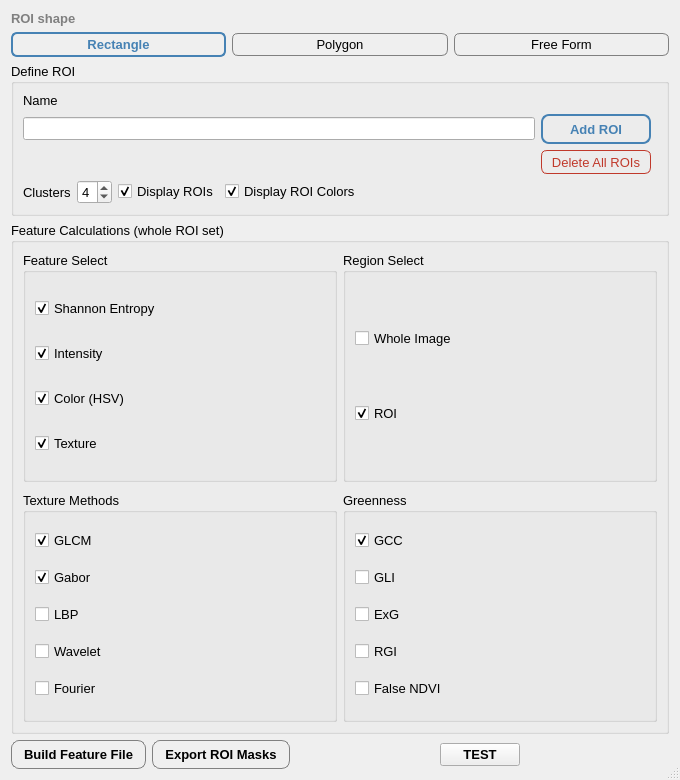
Before: the Qt Designer form src/GRIME_AI/dialogs/color_segmentation/QDialog_ColorSegmentation.ui in GRIME-Lab/GRIME-AI, drawn with Qt 5.
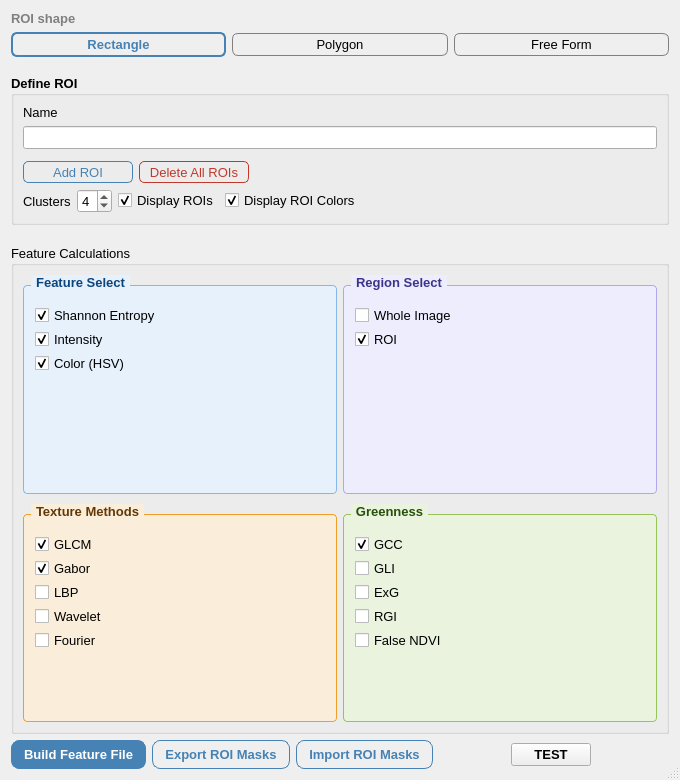
After: the same form once the commit is applied.

Commit message: Color Segmentation: parallel masked export, XLSX output, ROI import

The edit to the form file:
```diff
--- a/src/GRIME_AI/dialogs/color_segmentation/QDialog_ColorSegmentation.ui
+++ b/src/GRIME_AI/dialogs/color_segmentation/QDialog_ColorSegmentation.ui
@@ -5,9 +5,6 @@
   <property name="geometry">
    <rect><x>0</x><y>0</y><width>680</width><height>780</height></rect>
   </property>
-  <property name="minimumSize">
-   <size><width>640</width><height>720</height></size>
-  </property>
   <property name="font">
    <font><family>Arial</family><pointsize>10</pointsize></font>
   </property>
@@ -17,7 +14,7 @@
   <property name="sizeGripEnabled">
    <bool>true</bool>
   </property>
-  <layout class="QVBoxLayout" name="verticalLayout_Main" stretch="0,0,0,1,0">
+  <layout class="QVBoxLayout" name="verticalLayout_Main" stretch="0,0,0,0,0,0,0">
 
    <item>
     <widget class="QLabel" name="label_ShapeHeading">
@@ -59,54 +56,82 @@
     </layout>
    </item>
 
+   <item>
+    <spacer name="verticalSpacer_ShapeToDefineROI">
+     <property name="orientation"><enum>Qt::Vertical</enum></property>
+     <property name="sizeType"><enum>QSizePolicy::Fixed</enum></property>
+     <property name="sizeHint" stdset="0"><size><width>20</width><height>12</height></size></property>
+    </spacer>
+   </item>
+
    <item>
     <widget class="QGroupBox" name="groupBox_DefineROI">
      <property name="title"><string>Define ROI</string></property>
+     <property name="font"><font><weight>75</weight><bold>true</bold></font></property>
      <layout class="QGridLayout" name="gridLayout_ROI">
       <item row="0" column="0">
-       <widget class="QLabel" name="label_roiName_4"><property name="text"><string>Name</string></property></widget>
+       <widget class="QLabel" name="label_roiName_4"><property name="font"><font><weight>50</weight><bold>false</bold></font></property><property name="text"><string>Name</string></property></widget>
       </item>
       <item row="1" column="0">
-       <widget class="QLineEdit" name="lineEdit_roiName"/>
+       <widget class="QLineEdit" name="lineEdit_roiName"><property name="font"><font><weight>50</weight><bold>false</bold></font></property></widget>
       </item>
-      <item row="1" column="1">
+      <item row="2" column="0">
+       <spacer name="verticalSpacer_NameToButtons">
+        <property name="orientation"><enum>Qt::Vertical</enum></property>
+        <property name="sizeType"><enum>QSizePolicy::Fixed</enum></property>
+        <property name="sizeHint" stdset="0"><size><width>20</width><height>6</height></size></property>
+       </spacer>
+      </item>
+      <item row="3" column="0">
+       <layout class="QHBoxLayout" name="horizontalLayout_ROIButtons">
+        <item>
        <widget class="QPushButton" name="pushButtonAddROI">
-        <property name="minimumSize"><size><width>110</width><height>30</height></size></property>
-        <property name="maximumSize"><size><width>110</width><height>30</height></size></property>
-        <property name="font"><font><weight>75</weight><bold>true</bold></font></property>
+        <property name="font"><font><weight>50</weight><bold>false</bold></font></property>
+        <property name="minimumSize"><size><width>110</width><height>22</height></size></property>
+        <property name="maximumSize"><size><width>110</width><height>22</height></size></property>
         <property name="text"><string>Add ROI</string></property>
         <property name="default"><bool>true</bool></property>
-        <property name="styleSheet"><string>QPushButton { border: 2px solid steelblue; color: steelblue; border-radius: 8px; padding: 4px 12px; }</string></property>
+        <property name="styleSheet"><string>QPushButton { border: 1px solid steelblue; color: steelblue; border-radius: 5px; padding: 0px 8px; } QPushButton:hover { background: rgba(70,130,180,0.10); } QPushButton:pressed { background: rgba(70,130,180,0.20); }</string></property>
        </widget>
-      </item>
-      <item row="2" column="1">
+        </item>
+        <item>
        <widget class="QPushButton" name="pushButton_deleteAllROIs">
-        <property name="minimumSize"><size><width>110</width><height>24</height></size></property>
-        <property name="maximumSize"><size><width>110</width><height>24</height></size></property>
+        <property name="font"><font><weight>50</weight><bold>false</bold></font></property>
+        <property name="minimumSize"><size><width>110</width><height>22</height></size></property>
+        <property name="maximumSize"><size><width>110</width><height>22</height></size></property>
         <property name="text"><string>Delete All ROIs</string></property>
-        <property name="styleSheet"><string>QPushButton { background: transparent; border: 1px solid #c0392b; color: #c0392b; border-radius: 6px; padding: 2px 8px; } QPushButton:hover { background: rgba(192,57,43,0.08); }</string></property>
+        <property name="styleSheet"><string>QPushButton { background: transparent; border: 1px solid #c0392b; color: #c0392b; border-radius: 5px; padding: 0px 8px; } QPushButton:hover { background: rgba(192,57,43,0.08); }</string></property>
        </widget>
+        </item>
+        <item>
+         <spacer name="horizontalSpacer_ROIButtons">
+          <property name="orientation"><enum>Qt::Horizontal</enum></property>
+          <property name="sizeHint" stdset="0"><size><width>40</width><height>13</height></size></property>
+         </spacer>
+        </item>
+       </layout>
       </item>
-      <item row="3" column="0" colspan="3">
+      <item row="4" column="0">
        <layout class="QHBoxLayout" name="horizontalLayout_ROIOptions">
         <item>
-         <widget class="QLabel" name="label_6"><property name="text"><string>Clusters</string></property></widget>
+         <widget class="QLabel" name="label_6"><property name="font"><font><weight>50</weight><bold>false</bold></font></property><property name="text"><string>Clusters</string></property></widget>
         </item>
         <item>
          <widget class="QSpinBox" name="spinBoxColorClusters">
+          <property name="font"><font><weight>50</weight><bold>false</bold></font></property>
           <property name="minimum"><number>1</number></property>
           <property name="maximum"><number>8</number></property>
           <property name="value"><number>4</number></property>
          </widget>
         </item>
         <item>
-         <widget class="QCheckBox" name="checkBoxDisplayROIs">
+         <widget class="QCheckBox" name="checkBoxDisplayROIs"><property name="font"><font><weight>50</weight><bold>false</bold></font></property>
           <property name="text"><string>Display ROIs</string></property>
           <property name="checked"><bool>true</bool></property>
          </widget>
         </item>
         <item>
-         <widget class="QCheckBox" name="checkBoxCalcColors">
+         <widget class="QCheckBox" name="checkBoxCalcColors"><property name="font"><font><weight>50</weight><bold>false</bold></font></property>
           <property name="toolTip"><string>Check to only train on colors when Add is clicked.</string></property>
           <property name="text"><string>Display ROI Colors</string></property>
           <property name="checked"><bool>true</bool></property>
@@ -124,33 +149,46 @@
     </widget>
    </item>
 
+   <item>
+    <spacer name="verticalSpacer_DefineROIToFeatures">
+     <property name="orientation"><enum>Qt::Vertical</enum></property>
+     <property name="sizeType"><enum>QSizePolicy::Fixed</enum></property>
+     <property name="sizeHint" stdset="0"><size><width>20</width><height>14</height></size></property>
+    </spacer>
+   </item>
+
    <item>
     <widget class="QGroupBox" name="groupBox_ScalarOutputs">
-     <property name="title"><string>Feature Calculations (whole ROI set)</string></property>
+     <property name="title"><string>Feature Calculations</string></property>
      <layout class="QHBoxLayout" name="horizontalLayout_FeatureCols">
       <item>
        <layout class="QVBoxLayout" name="verticalLayout_FeaturesAndTexture"><property name="spacing"><number>10</number></property>
         <item>
          <widget class="QGroupBox" name="groupBox_15">
           <property name="title"><string>Feature Select</string></property>
-          <layout class="QVBoxLayout" name="verticalLayout_FeatureSelect"><property name="spacing"><number>8</number></property>
-           <item><widget class="QCheckBox" name="checkBox_ShannonEntropy"><property name="text"><string>Shannon Entropy</string></property><property name="checked"><bool>true</bool></property></widget></item>
-           <item><widget class="QCheckBox" name="checkBox_Intensity"><property name="text"><string>Intensity</string></property><property name="checked"><bool>true</bool></property></widget></item>
-           <item><widget class="QCheckBox" name="checkBoxColor_HSV"><property name="text"><string>Color (HSV)</string></property><property name="checked"><bool>true</bool></property></widget></item>
-           <item><widget class="QCheckBox" name="checkBox_Texture"><property name="text"><string>Texture</string></property><property name="checked"><bool>true</bool></property></widget></item>
+          <property name="font"><font><weight>75</weight><bold>true</bold></font></property>
+          <property name="styleSheet"><string>QGroupBox#groupBox_15 { background-color: #E6F1FB; border: 1px solid #85B7EB; border-radius: 4px; margin-top: 10px; padding-top: 6px; } QGroupBox#groupBox_15::title { subcontrol-origin: margin; subcontrol-position: top left; left: 8px; padding: 0px 3px; color: #0C447C; background-color: #E6F1FB; } QGroupBox#groupBox_15::title:disabled { color: gray; }</string></property>
+          <layout class="QVBoxLayout" name="verticalLayout_FeatureSelect"><property name="spacing"><number>3</number></property>
+           <item><widget class="QCheckBox" name="checkBox_ShannonEntropy"><property name="font"><font><family>Arial</family><pointsize>10</pointsize><weight>50</weight><bold>false</bold></font></property><property name="text"><string>Shannon Entropy</string></property><property name="checked"><bool>true</bool></property></widget></item>
+           <item><widget class="QCheckBox" name="checkBox_Intensity"><property name="font"><font><family>Arial</family><pointsize>10</pointsize><weight>50</weight><bold>false</bold></font></property><property name="text"><string>Intensity</string></property><property name="checked"><bool>true</bool></property></widget></item>
+           <item><widget class="QCheckBox" name="checkBoxColor_HSV"><property name="font"><font><family>Arial</family><pointsize>10</pointsize><weight>50</weight><bold>false</bold></font></property><property name="text"><string>Color (HSV)</string></property><property name="checked"><bool>true</bool></property></widget></item>
+           <item><spacer name="verticalSpacer_FeatureSelect"><property name="orientation"><enum>Qt::Vertical</enum></property><property name="sizeHint" stdset="0"><size><width>20</width><height>0</height></size></property></spacer></item>
           </layout>
          </widget>
         </item>
         <item>
          <widget class="QGroupBox" name="groupBox_Texture">
           <property name="title"><string>Texture Methods</string></property>
+          <property name="font"><font><weight>75</weight><bold>true</bold></font></property>
+          <property name="styleSheet"><string>QGroupBox#groupBox_Texture { background-color: #FAEEDA; border: 1px solid #EF9F27; border-radius: 4px; margin-top: 10px; padding-top: 6px; } QGroupBox#groupBox_Texture::title { subcontrol-origin: margin; subcontrol-position: top left; left: 8px; padding: 0px 3px; color: #633806; background-color: #FAEEDA; } QGroupBox#groupBox_Texture::title:disabled { color: gray; }</string></property>
           <property name="enabled"><bool>true</bool></property>
-          <layout class="QVBoxLayout" name="verticalLayout_Texture"><property name="spacing"><number>8</number></property>
-           <item><widget class="QCheckBox" name="checkBox_Texture_GLCM"><property name="toolTip"><string>GLCM — contrast, homogeneity, correlation. Best for white water and turbulence detection.</string></property><property name="text"><string>GLCM</string></property><property name="checked"><bool>true</bool></property></widget></item>
-           <item><widget class="QCheckBox" name="checkBox_Texture_Gabor"><property name="toolTip"><string>Gabor — multi-orientation frequency energy. Good for flow direction detection.</string></property><property name="text"><string>Gabor</string></property><property name="checked"><bool>true</bool></property></widget></item>
-           <item><widget class="QCheckBox" name="checkBox_Texture_LBP"><property name="toolTip"><string>LBP — rotation-invariant local patterns. Useful for water surface state classification.</string></property><property name="text"><string>LBP</string></property><property name="checked"><bool>false</bool></property></widget></item>
-           <item><widget class="QCheckBox" name="checkBox_Texture_Wavelet"><property name="toolTip"><string>Wavelet — multi-scale decomposition. Good for ice phenology and seasonal change.</string></property><property name="text"><string>Wavelet</string></property><property name="checked"><bool>false</bool></property></widget></item>
-           <item><widget class="QCheckBox" name="checkBox_Texture_Fourier"><property name="toolTip"><string>Fourier — radial frequency profile. Detects ripples and periodic surface patterns.</string></property><property name="text"><string>Fourier</string></property><property name="checked"><bool>false</bool></property></widget></item>
+          <layout class="QVBoxLayout" name="verticalLayout_Texture"><property name="spacing"><number>3</number></property>
+           <item><widget class="QCheckBox" name="checkBox_Texture_GLCM"><property name="font"><font><family>Arial</family><pointsize>10</pointsize><weight>50</weight><bold>false</bold></font></property><property name="toolTip"><string>GLCM — contrast, homogeneity, correlation. Best for white water and turbulence detection.</string></property><property name="text"><string>GLCM</string></property><property name="checked"><bool>true</bool></property></widget></item>
+           <item><widget class="QCheckBox" name="checkBox_Texture_Gabor"><property name="font"><font><family>Arial</family><pointsize>10</pointsize><weight>50</weight><bold>false</bold></font></property><property name="toolTip"><string>Gabor — multi-orientation frequency energy. Good for flow direction detection.</string></property><property name="text"><string>Gabor</string></property><property name="checked"><bool>true</bool></property></widget></item>
+           <item><widget class="QCheckBox" name="checkBox_Texture_LBP"><property name="font"><font><family>Arial</family><pointsize>10</pointsize><weight>50</weight><bold>false</bold></font></property><property name="toolTip"><string>LBP — rotation-invariant local patterns. Useful for water surface state classification.</string></property><property name="text"><string>LBP</string></property><property name="checked"><bool>false</bool></property></widget></item>
+           <item><widget class="QCheckBox" name="checkBox_Texture_Wavelet"><property name="font"><font><family>Arial</family><pointsize>10</pointsize><weight>50</weight><bold>false</bold></font></property><property name="toolTip"><string>Wavelet — multi-scale decomposition. Good for ice phenology and seasonal change.</string></property><property name="text"><string>Wavelet</string></property><property name="checked"><bool>false</bool></property></widget></item>
+           <item><widget class="QCheckBox" name="checkBox_Texture_Fourier"><property name="font"><font><family>Arial</family><pointsize>10</pointsize><weight>50</weight><bold>false</bold></font></property><property name="toolTip"><string>Fourier — radial frequency profile. Detects ripples and periodic surface patterns.</string></property><property name="text"><string>Fourier</string></property><property name="checked"><bool>false</bool></property></widget></item>
+           <item><spacer name="verticalSpacer_Texture"><property name="orientation"><enum>Qt::Vertical</enum></property><property name="sizeHint" stdset="0"><size><width>20</width><height>0</height></size></property></spacer></item>
           </layout>
          </widget>
         </item>
@@ -162,21 +200,27 @@
          <widget class="QGroupBox" name="groupBox_14">
           <property name="toolTip"><string>Choose whether to save stats for the ROI, the whole image, or both.</string></property>
           <property name="title"><string>Region Select</string></property>
-          <layout class="QVBoxLayout" name="verticalLayout_RegionSelect"><property name="spacing"><number>8</number></property>
-           <item><widget class="QCheckBox" name="checkBoxScalarRegion_WholeImage"><property name="text"><string>Whole Image</string></property><property name="checked"><bool>false</bool></property></widget></item>
-           <item><widget class="QCheckBox" name="checkBoxScalarRegion_ROI"><property name="text"><string>ROI</string></property><property name="checked"><bool>true</bool></property></widget></item>
+          <property name="font"><font><weight>75</weight><bold>true</bold></font></property>
+          <property name="styleSheet"><string>QGroupBox#groupBox_14 { background-color: #EEEDFE; border: 1px solid #AFA9EC; border-radius: 4px; margin-top: 10px; padding-top: 6px; } QGroupBox#groupBox_14::title { subcontrol-origin: margin; subcontrol-position: top left; left: 8px; padding: 0px 3px; color: #3C3489; background-color: #EEEDFE; } QGroupBox#groupBox_14::title:disabled { color: gray; }</string></property>
+          <layout class="QVBoxLayout" name="verticalLayout_RegionSelect"><property name="spacing"><number>3</number></property>
+           <item><widget class="QCheckBox" name="checkBoxScalarRegion_WholeImage"><property name="font"><font><family>Arial</family><pointsize>10</pointsize><weight>50</weight><bold>false</bold></font></property><property name="text"><string>Whole Image</string></property><property name="checked"><bool>false</bool></property></widget></item>
+           <item><widget class="QCheckBox" name="checkBoxScalarRegion_ROI"><property name="font"><font><family>Arial</family><pointsize>10</pointsize><weight>50</weight><bold>false</bold></font></property><property name="text"><string>ROI</string></property><property name="checked"><bool>true</bool></property></widget></item>
+           <item><spacer name="verticalSpacer_RegionSelect"><property name="orientation"><enum>Qt::Vertical</enum></property><property name="sizeHint" stdset="0"><size><width>20</width><height>0</height></size></property></spacer></item>
           </layout>
          </widget>
         </item>
         <item>
          <widget class="QGroupBox" name="groupBox_16">
           <property name="title"><string>Greenness</string></property>
-          <layout class="QVBoxLayout" name="verticalLayout_Greenness"><property name="spacing"><number>8</number></property>
-           <item><widget class="QCheckBox" name="checkBox_GCC"><property name="text"><string>GCC</string></property><property name="checked"><bool>true</bool></property></widget></item>
-           <item><widget class="QCheckBox" name="checkBox_GLI"><property name="text"><string>GLI</string></property></widget></item>
-           <item><widget class="QCheckBox" name="checkBox_ExG"><property name="text"><string>ExG</string></property></widget></item>
-           <item><widget class="QCheckBox" name="checkBox_RGI"><property name="text"><string>RGI</string></property></widget></item>
-           <item><widget class="QCheckBox" name="checkBox_NDVI"><property name="text"><string>False NDVI</string></property></widget></item>
+          <property name="font"><font><weight>75</weight><bold>true</bold></font></property>
+          <property name="styleSheet"><string>QGroupBox#groupBox_16 { background-color: #EAF3DE; border: 1px solid #97C459; border-radius: 4px; margin-top: 10px; padding-top: 6px; } QGroupBox#groupBox_16::title { subcontrol-origin: margin; subcontrol-position: top left; left: 8px; padding: 0px 3px; color: #27500A; background-color: #EAF3DE; } QGroupBox#groupBox_16::title:disabled { color: gray; }</string></property>
+          <layout class="QVBoxLayout" name="verticalLayout_Greenness"><property name="spacing"><number>3</number></property>
+           <item><widget class="QCheckBox" name="checkBox_GCC"><property name="font"><font><family>Arial</family><pointsize>10</pointsize><weight>50</weight><bold>false</bold></font></property><property name="text"><string>GCC</string></property><property name="checked"><bool>true</bool></property></widget></item>
+           <item><widget class="QCheckBox" name="checkBox_GLI"><property name="font"><font><family>Arial</family><pointsize>10</pointsize><weight>50</weight><bold>false</bold></font></property><property name="text"><string>GLI</string></property></widget></item>
+           <item><widget class="QCheckBox" name="checkBox_ExG"><property name="font"><font><family>Arial</family><pointsize>10</pointsize><weight>50</weight><bold>false</bold></font></property><property name="text"><string>ExG</string></property></widget></item>
+           <item><widget class="QCheckBox" name="checkBox_RGI"><property name="font"><font><family>Arial</family><pointsize>10</pointsize><weight>50</weight><bold>false</bold></font></property><property name="text"><string>RGI</string></property></widget></item>
+           <item><widget class="QCheckBox" name="checkBox_NDVI"><property name="font"><font><family>Arial</family><pointsize>10</pointsize><weight>50</weight><bold>false</bold></font></property><property name="text"><string>False NDVI</string></property></widget></item>
+           <item><spacer name="verticalSpacer_Greenness"><property name="orientation"><enum>Qt::Vertical</enum></property><property name="sizeHint" stdset="0"><size><width>20</width><height>0</height></size></property></spacer></item>
           </layout>
          </widget>
         </item>
@@ -192,14 +236,22 @@
       <widget class="QPushButton" name="pushButton_Dlg_BuildFeatureFile">
        <property name="font"><font><pointsize>10</pointsize><weight>75</weight><bold>true</bold></font></property>
        <property name="text"><string>Build Feature File</string></property>
-       <property name="styleSheet"><string>QPushButton { border: 1px solid gray; border-radius: 8px; padding: 6px 12px; }</string></property>
+       <property name="styleSheet"><string>QPushButton { background-color: steelblue; color: white; border: 1px solid steelblue; border-radius: 8px; padding: 6px 12px; } QPushButton:hover { background-color: #3d73a0; border-color: #3d73a0; } QPushButton:pressed { background-color: #2f5a7e; border-color: #2f5a7e; } QPushButton:disabled { background-color: #a9c1d6; border-color: #a9c1d6; }</string></property>
       </widget>
      </item>
      <item>
       <widget class="QPushButton" name="pushButton_ExportROIMasks">
        <property name="font"><font><pointsize>10</pointsize><weight>75</weight><bold>true</bold></font></property>
        <property name="text"><string>Export ROI Masks</string></property>
-       <property name="styleSheet"><string>QPushButton { border: 1px solid gray; border-radius: 8px; padding: 6px 12px; }</string></property>
+       <property name="styleSheet"><string>QPushButton { background: transparent; color: steelblue; border: 1px solid steelblue; border-radius: 8px; padding: 6px 12px; } QPushButton:hover { background: rgba(70,130,180,0.10); } QPushButton:pressed { background: rgba(70,130,180,0.20); } QPushButton:disabled { color: #a9c1d6; border-color: #a9c1d6; }</string></property>
+      </widget>
+     </item>
+     <item>
+      <widget class="QPushButton" name="pushButton_ImportROIMasks">
+       <property name="font"><font><pointsize>10</pointsize><weight>75</weight><bold>true</bold></font></property>
+       <property name="toolTip"><string>Load ROIs from an ROI_Masks (COCO 1.0) JSON file.</string></property>
+       <property name="text"><string>Import ROI Masks</string></property>
+       <property name="styleSheet"><string>QPushButton { background: transparent; color: steelblue; border: 1px solid steelblue; border-radius: 8px; padding: 6px 12px; } QPushButton:hover { background: rgba(70,130,180,0.10); } QPushButton:pressed { background: rgba(70,130,180,0.20); } QPushButton:disabled { color: #a9c1d6; border-color: #a9c1d6; }</string></property>
       </widget>
      </item>
      <item>
```
The commit also changes 8 other files.
